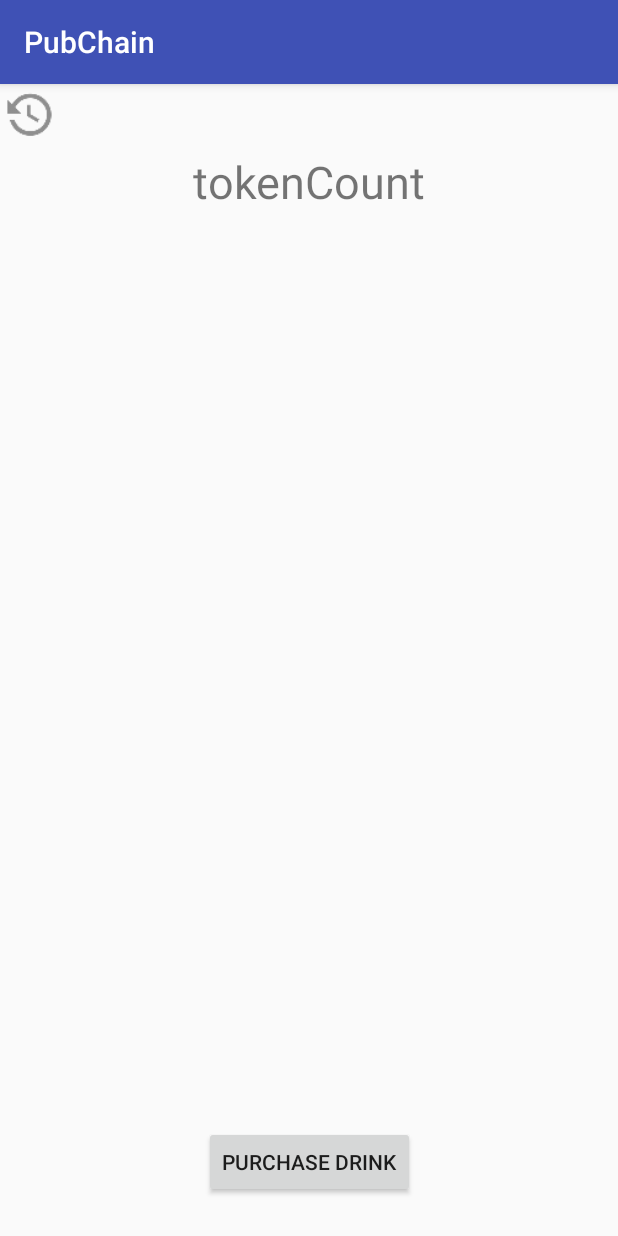
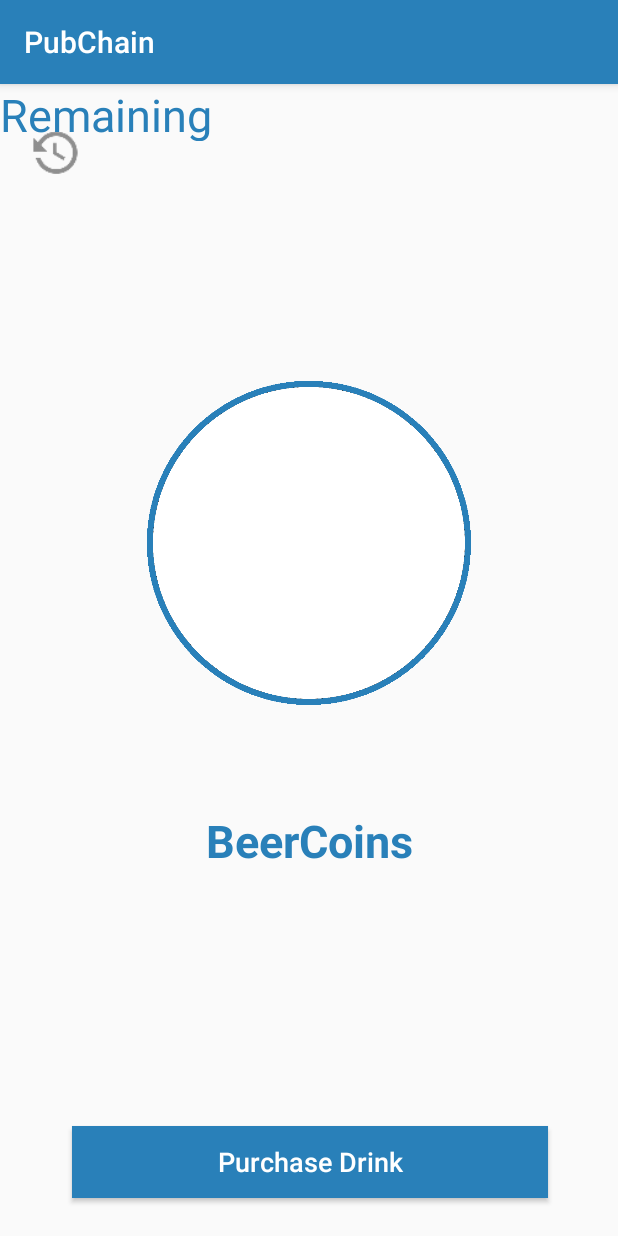
Before and after one commit to aidanbeale/PubChain, an Android app: the screen it shows after launch (MainActivity), on a phone screen of 412 x 824 dp. Run offline under Robolectric (Android 15) with nearby library versions, the light colour scheme and no system bars.

Commit message:
Added UI stuff

```diff
--- a/app/src/main/AndroidManifest.xml
+++ b/app/src/main/AndroidManifest.xml
@@ -20,6 +20,7 @@
         </activity>
         <activity android:name="com.pubchain.QueryBlockchain" />
         <activity android:name="com.pubchain.DisplayHistory"></activity>
+
     </application>
 
 </manifest>
--- a/app/src/main/res/layout/activity_main.xml
+++ b/app/src/main/res/layout/activity_main.xml
@@ -10,53 +10,34 @@
         android:id="@+id/tokenCountTextView"
         android:layout_width="wrap_content"
         android:layout_height="wrap_content"
-        android:text="tokenCount"
+        android:text="BeerCoins"
+        android:textAlignment="center"
+        android:textColor="#2980b9"
         android:textSize="30sp"
+        android:textStyle="bold"
         app:layout_constraintBottom_toBottomOf="parent"
+        app:layout_constraintHorizontal_bias="0.502"
         app:layout_constraintLeft_toLeftOf="parent"
         app:layout_constraintRight_toRightOf="parent"
         app:layout_constraintTop_toTopOf="parent"
-        app:layout_constraintHorizontal_bias="0.502"
-        app:layout_constraintVertical_bias="0.061" />
+        app:layout_constraintVertical_bias="0.665" />
 
     <Button
         android:id="@+id/purchaseDrinkButton"
-        android:layout_width="wrap_content"
-        android:layout_height="wrap_content"
+        android:layout_width="317dp"
+        android:layout_height="48dp"
+        android:background="#2980b9"
         android:onClick="purchaseDrinkPressed"
         android:text="Purchase Drink"
+        android:textAllCaps="false"
+        android:textColor="#FFFFFF"
+        android:textSize="18sp"
         app:layout_constraintBottom_toBottomOf="parent"
+        app:layout_constraintHorizontal_bias="0.504"
         app:layout_constraintLeft_toLeftOf="parent"
         app:layout_constraintRight_toRightOf="parent"
         app:layout_constraintTop_toTopOf="parent"
         app:layout_constraintVertical_bias="0.965" />
-
-    <TableLayout
-        android:layout_width="353dp"
-        android:layout_height="369dp"
-        app:layout_constraintBottom_toTopOf="@+id/purchaseDrinkButton"
-        app:layout_constraintHorizontal_bias="0.516"
-        app:layout_constraintLeft_toLeftOf="parent"
-        app:layout_constraintRight_toRightOf="parent"
-        app:layout_constraintTop_toBottomOf="@+id/tokenCountTextView"
-        app:layout_constraintVertical_bias="0.461">
-
-        <TableRow
-            android:layout_width="match_parent"
-            android:layout_height="match_parent" />
-
-        <TableRow
-            android:layout_width="match_parent"
-            android:layout_height="match_parent" />
-
-        <TableRow
-            android:layout_width="match_parent"
-            android:layout_height="match_parent" />
-
-        <TableRow
-            android:layout_width="match_parent"
-            android:layout_height="match_parent" />
-    </TableLayout>
 
     <ImageView
         android:id="@+id/viewHistory"
@@ -64,7 +45,46 @@
         android:layout_height="41dp"
         android:onClick="displayHistory"
         app:srcCompat="@drawable/history"
-        tools:layout_editor_absoluteX="16dp"
-        tools:layout_editor_absoluteY="16dp" />
+        app:layout_constraintRight_toRightOf="parent"
+        app:layout_constraintLeft_toLeftOf="parent"
+        app:layout_constraintHorizontal_bias="0.046"
+        app:layout_constraintTop_toTopOf="parent"
+        app:layout_constraintBottom_toTopOf="@+id/purchaseDrinkButton"
+        app:layout_constraintVertical_bias="0.039" />
+
+    <ImageView
+        android:id="@+id/imageView8"
+        android:layout_width="220dp"
+        android:layout_height="216dp"
+        app:srcCompat="@drawable/circle"
+        app:layout_constraintBottom_toTopOf="@+id/tokenCountTextView"
+        app:layout_constraintRight_toRightOf="parent"
+        app:layout_constraintLeft_toLeftOf="parent"
+        app:layout_constraintTop_toTopOf="parent"
+        app:layout_constraintVertical_bias="0.74" />
+
+    <TextView
+        android:id="@+id/beerCoins"
+        android:layout_width="wrap_content"
+        android:layout_height="wrap_content"
+        android:text="0.00"
+        android:textColor="#2980b9"
+        android:textSize="30sp"
+        android:textStyle="bold"
+        app:layout_constraintBottom_toTopOf="@+id/imageView8"
+        app:layout_constraintLeft_toRightOf="@+id/imageView8"
+        app:layout_constraintRight_toLeftOf="@+id/imageView8"
+        app:layout_constraintTop_toBottomOf="@+id/imageView8" />
+
+    <TextView
+        android:id="@+id/textView3"
+        android:layout_width="141dp"
+        android:layout_height="38dp"
+        android:text="Remaining"
+        android:textAlignment="center"
+        android:textColor="#2980b9"
+        android:textSize="30sp"
+        tools:layout_editor_absoluteX="122dp"
+        tools:layout_editor_absoluteY="352dp" />
 
 </android.support.constraint.ConstraintLayout>
--- a/app/src/main/res/values/colors.xml
+++ b/app/src/main/res/values/colors.xml
@@ -1,6 +1,6 @@
 <?xml version="1.0" encoding="utf-8"?>
 <resources>
-    <color name="colorPrimary">#3F51B5</color>
-    <color name="colorPrimaryDark">#303F9F</color>
-    <color name="colorAccent">#FF4081</color>
+    <color name="colorPrimary">#2980b9</color>
+    <color name="colorPrimaryDark">#1b5378</color>
+    <color name="colorAccent">#339ee4</color>
 </resources>
--- a/app/src/main/res/values/styles.xml
+++ b/app/src/main/res/values/styles.xml
@@ -6,6 +6,7 @@
         <item name="colorPrimary">@color/colorPrimary</item>
         <item name="colorPrimaryDark">@color/colorPrimaryDark</item>
         <item name="colorAccent">@color/colorAccent</item>
+        <item name="icon">@mipmap/ic_launcher</item>
     </style>
 
 </resources>
```
Also changed, not shown: app/src/main/java/com/pubchain/MainActivity.java (+15 -7 lines), app/src/main/java/com/pubchain/QueryBlockchain.java (+17 -33 lines), app/src/main/circle-web.png (added), app/src/main/res/drawable-xxhdpi/circle.png (added), app/src/main/res/drawable-xxhdpi/ic_launcher.png (added), app/src/main/res/mipmap-hdpi/circle.png (added), app/src/main/res/mipmap-mdpi/circle.png (added), app/src/main/res/mipmap-xhdpi/circle.png (added), app/src/main/res/mipmap-xxhdpi/circle.png (added), app/src/main/res/mipmap-xxxhdpi/circle.png (added).
